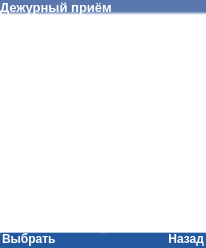
Qt form mainwindow.ui (COOLIRON2311/azart-p) before a commit.
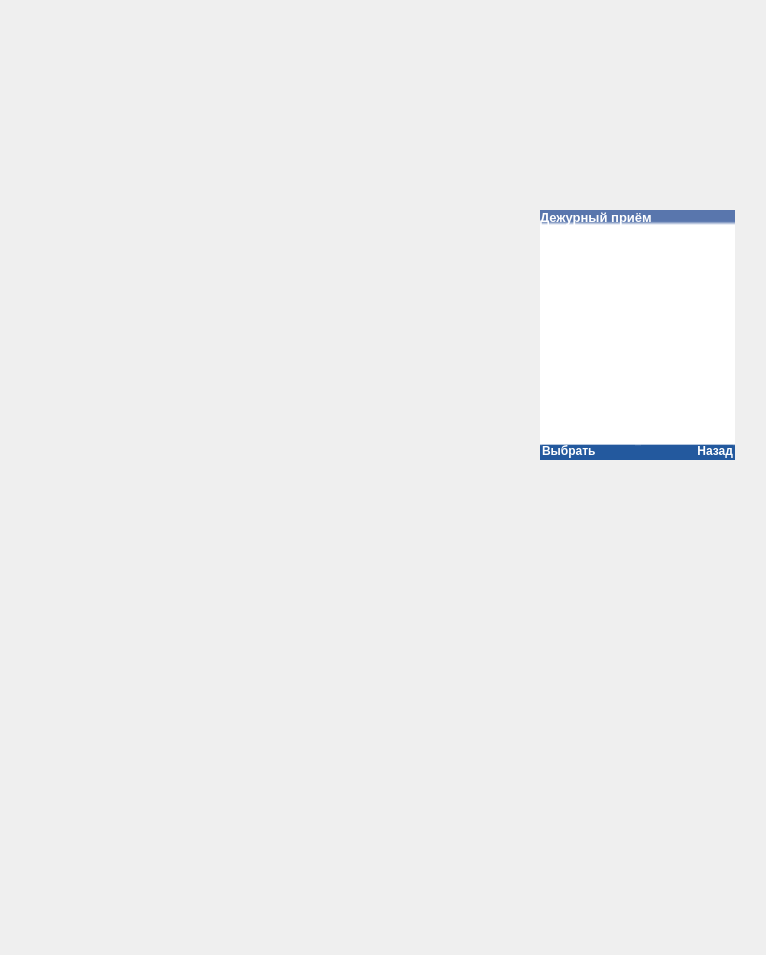
The same form after that commit. The open tabs and pages were chosen to show the change. Icons and pictures are not drawn.

The edit to the form file:
```diff
--- a/mainwindow.ui
+++ b/mainwindow.ui
@@ -6,8 +6,8 @@
    <rect>
     <x>0</x>
     <y>0</y>
-    <width>206</width>
-    <height>248</height>
+    <width>766</width>
+    <height>955</height>
    </rect>
   </property>
   <property name="sizePolicy">
@@ -23,6 +23,18 @@
    <bool>false</bool>
   </property>
   <widget class="QWidget" name="centralWidget">
+   <property name="sizePolicy">
+    <sizepolicy hsizetype="Expanding" vsizetype="Expanding">
+     <horstretch>0</horstretch>
+     <verstretch>0</verstretch>
+    </sizepolicy>
+   </property>
+   <property name="maximumSize">
+    <size>
+     <width>9999</width>
+     <height>9999</height>
+    </size>
+   </property>
    <property name="styleSheet">
     <string notr="true">border: 0</string>
    </property>
@@ -43,7 +55,487 @@
      <number>0</number>
     </property>
     <item>
+     <widget class="QWidget" name="horizontalWidget" native="true">
+      <property name="sizePolicy">
+       <sizepolicy hsizetype="Preferred" vsizetype="Preferred">
+        <horstretch>0</horstretch>
+        <verstretch>0</verstretch>
+       </sizepolicy>
+      </property>
+      <widget class="QWidget" name="leftside" native="true">
+       <property name="geometry">
+        <rect>
+         <x>0</x>
+         <y>0</y>
+         <width>175</width>
+         <height>955</height>
+        </rect>
+       </property>
+       <property name="sizePolicy">
+        <sizepolicy hsizetype="MinimumExpanding" vsizetype="Preferred">
+         <horstretch>0</horstretch>
+         <verstretch>0</verstretch>
+        </sizepolicy>
+       </property>
+       <property name="maximumSize">
+        <size>
+         <width>175</width>
+         <height>960</height>
+        </size>
+       </property>
+       <property name="styleSheet">
+        <string notr="true">image: url(:/resources/left.png)</string>
+       </property>
+       <widget class="QWidget" name="leftside_buttons" native="true">
+        <property name="geometry">
+         <rect>
+          <x>39</x>
+          <y>229</y>
+          <width>121</width>
+          <height>241</height>
+         </rect>
+        </property>
+        <property name="baseSize">
+         <size>
+          <width>0</width>
+          <height>0</height>
+         </size>
+        </property>
+        <property name="styleSheet">
+         <string notr="true">image: none;</string>
+        </property>
+        <widget class="QPushButton" name="talk_button">
+         <property name="geometry">
+          <rect>
+           <x>10</x>
+           <y>0</y>
+           <width>51</width>
+           <height>131</height>
+          </rect>
+         </property>
+         <property name="text">
+          <string/>
+         </property>
+        </widget>
+        <widget class="QPushButton" name="directions_button">
+         <property name="geometry">
+          <rect>
+           <x>10</x>
+           <y>150</y>
+           <width>51</width>
+           <height>81</height>
+          </rect>
+         </property>
+         <property name="text">
+          <string/>
+         </property>
+        </widget>
+       </widget>
+      </widget>
+      <widget class="QWidget" name="frontside" native="true">
+       <property name="geometry">
+        <rect>
+         <x>181</x>
+         <y>0</y>
+         <width>330</width>
+         <height>955</height>
+        </rect>
+       </property>
+       <property name="sizePolicy">
+        <sizepolicy hsizetype="Expanding" vsizetype="Preferred">
+         <horstretch>0</horstretch>
+         <verstretch>0</verstretch>
+        </sizepolicy>
+       </property>
+       <property name="maximumSize">
+        <size>
+         <width>330</width>
+         <height>965</height>
+        </size>
+       </property>
+       <property name="styleSheet">
+        <string notr="true">image: url(:/resources/front.png)</string>
+       </property>
+       <widget class="QWidget" name="buttons_field" native="true">
+        <property name="geometry">
+         <rect>
+          <x>50</x>
+          <y>520</y>
+          <width>231</width>
+          <height>361</height>
+         </rect>
+        </property>
+        <property name="styleSheet">
+         <string notr="true">image: none;</string>
+        </property>
+        <widget class="QPushButton" name="left_arrow">
+         <property name="geometry">
+          <rect>
+           <x>0</x>
+           <y>10</y>
+           <width>57</width>
+           <height>31</height>
+          </rect>
+         </property>
+         <property name="maximumSize">
+          <size>
+           <width>60</width>
+           <height>35</height>
+          </size>
+         </property>
+         <property name="text">
+          <string/>
+         </property>
+        </widget>
+        <widget class="QPushButton" name="up_arrow">
+         <property name="geometry">
+          <rect>
+           <x>90</x>
+           <y>10</y>
+           <width>57</width>
+           <height>31</height>
+          </rect>
+         </property>
+         <property name="maximumSize">
+          <size>
+           <width>60</width>
+           <height>35</height>
+          </size>
+         </property>
+         <property name="text">
+          <string/>
+         </property>
+        </widget>
+        <widget class="QPushButton" name="right_arrow">
+         <property name="geometry">
+          <rect>
+           <x>170</x>
+           <y>10</y>
+           <width>57</width>
+           <height>31</height>
+          </rect>
+         </property>
+         <property name="maximumSize">
+          <size>
+           <width>60</width>
+           <height>35</height>
+          </size>
+         </property>
+         <property name="text">
+          <string/>
+         </property>
+        </widget>
+        <widget class="QPushButton" name="left_tube">
+         <property name="geometry">
+          <rect>
+           <x>0</x>
+           <y>70</y>
+           <width>57</width>
+           <height>31</height>
+          </rect>
+         </property>
+         <property name="maximumSize">
+          <size>
+           <width>60</width>
+           <height>35</height>
+          </size>
+         </property>
+         <property name="text">
+          <string/>
+         </property>
+        </widget>
+        <widget class="QPushButton" name="down_arrow">
+         <property name="geometry">
+          <rect>
+           <x>90</x>
+           <y>70</y>
+           <width>57</width>
+           <height>31</height>
+          </rect>
+         </property>
+         <property name="maximumSize">
+          <size>
+           <width>60</width>
+           <height>35</height>
+          </size>
+         </property>
+         <property name="text">
+          <string/>
+         </property>
+        </widget>
+        <widget class="QPushButton" name="right_tube">
+         <property name="geometry">
+          <rect>
+           <x>170</x>
+           <y>70</y>
+           <width>57</width>
+           <height>31</height>
+          </rect>
+         </property>
+         <property name="maximumSize">
+          <size>
+           <width>60</width>
+           <height>35</height>
+          </size>
+         </property>
+         <property name="text">
+          <string/>
+         </property>
+        </widget>
+        <widget class="QPushButton" name="number_1">
+         <property name="geometry">
+          <rect>
+           <x>0</x>
+           <y>140</y>
+           <width>57</width>
+           <height>31</height>
+          </rect>
+         </property>
+         <property name="maximumSize">
+          <size>
+           <width>60</width>
+           <height>35</height>
+          </size>
+         </property>
+         <property name="text">
+          <string/>
+         </property>
+        </widget>
+        <widget class="QPushButton" name="number_2">
+         <property name="geometry">
+          <rect>
+           <x>90</x>
+           <y>140</y>
+           <width>57</width>
+           <height>31</height>
+          </rect>
+         </property>
+         <property name="maximumSize">
+          <size>
+           <width>60</width>
+           <height>35</height>
+          </size>
+         </property>
+         <property name="text">
+          <string/>
+         </property>
+        </widget>
+        <widget class="QPushButton" name="number_3">
+         <property name="geometry">
+          <rect>
+           <x>170</x>
+           <y>140</y>
+           <width>57</width>
+           <height>31</height>
+          </rect>
+         </property>
+         <property name="maximumSize">
+          <size>
+           <width>60</width>
+           <height>35</height>
+          </size>
+         </property>
+         <property name="text">
+          <string/>
+         </property>
+        </widget>
+        <widget class="QPushButton" name="number_6">
+         <property name="geometry">
+          <rect>
+           <x>170</x>
+           <y>200</y>
+           <width>57</width>
+           <height>31</height>
+          </rect>
+         </property>
+         <property name="maximumSize">
+          <size>
+           <width>60</width>
+           <height>35</height>
+          </size>
+         </property>
+         <property name="text">
+          <string/>
+         </property>
+        </widget>
+        <widget class="QPushButton" name="number_5">
+         <property name="geometry">
+          <rect>
+           <x>90</x>
+           <y>200</y>
+           <width>57</width>
+           <height>31</height>
+          </rect>
+         </property>
+         <property name="maximumSize">
+          <size>
+           <width>60</width>
+           <height>35</height>
+          </size>
+         </property>
+         <property name="text">
+          <string/>
+         </property>
+        </widget>
+        <widget class="QPushButton" name="number_4">
+         <property name="geometry">
+          <rect>
+           <x>0</x>
+           <y>200</y>
+           <width>57</width>
+           <height>31</height>
+          </rect>
+         </property>
+         <property name="maximumSize">
+          <size>
+           <width>60</width>
+           <height>35</height>
+          </size>
+         </property>
+         <property name="text">
+          <string/>
+         </property>
+        </widget>
+        <widget class="QPushButton" name="number_9">
+         <property name="geometry">
+          <rect>
+           <x>170</x>
+           <y>260</y>
+           <width>57</width>
+           <height>31</height>
+          </rect>
+         </property>
+         <property name="maximumSize">
+          <size>
+           <width>60</width>
+           <height>35</height>
+          </size>
+         </property>
+         <property name="text">
+          <string/>
+         </property>
+        </widget>
+        <widget class="QPushButton" name="number_7">
+         <property name="geometry">
+          <rect>
+           <x>0</x>
+           <y>260</y>
+           <width>57</width>
+           <height>31</height>
+          </rect>
+         </property>
+         <property name="maximumSize">
+          <size>
+           <width>60</width>
+           <height>35</height>
+          </size>
+         </property>
+         <property name="text">
+          <string/>
+         </property>
+        </widget>
+        <widget class="QPushButton" name="number_8">
+         <property name="geometry">
+          <rect>
+           <x>90</x>
+           <y>260</y>
+           <width>57</width>
+           <height>31</height>
+          </rect>
+         </property>
+         <property name="maximumSize">
+          <size>
+           <width>60</width>
+           <height>35</height>
+          </size>
+         </property>
+         <property name="text">
+          <string/>
+         </property>
+        </widget>
+        <widget class="QPushButton" name="number_0">
+         <property name="geometry">
+          <rect>
+           <x>90</x>
+           <y>320</y>
+           <width>57</width>
+           <height>31</height>
+          </rect>
+         </property>
+         <property name="maximumSize">
+          <size>
+           <width>60</width>
+           <height>35</height>
+          </size>
+         </property>
+         <property name="text">
+          <string/>
+         </property>
+        </widget>
+        <widget class="QPushButton" name="multiply">
+         <property name="geometry">
+          <rect>
+           <x>0</x>
+           <y>320</y>
+           <width>57</width>
+           <height>31</height>
+          </rect>
+         </property>
+         <property name="maximumSize">
+          <size>
+           <width>60</width>
+           <height>35</height>
+          </size>
+         </property>
+         <property name="text">
+          <string/>
+         </property>
+        </widget>
+        <widget class="QPushButton" name="grid">
+         <property name="geometry">
+          <rect>
+           <x>170</x>
+           <y>320</y>
+           <width>57</width>
+           <height>31</height>
+          </rect>
+         </property>
+         <property name="maximumSize">
+          <size>
+           <width>60</width>
+           <height>35</height>
+          </size>
+         </property>
+         <property name="text">
+          <string/>
+         </property>
+        </widget>
+       </widget>
+      </widget>
      <widget class="QStackedWidget" name="mainPages">
+       <property name="geometry">
+        <rect>
+         <x>540</x>
+         <y>210</y>
+         <width>195</width>
+         <height>250</height>
+        </rect>
+       </property>
+       <property name="sizePolicy">
+        <sizepolicy hsizetype="Preferred" vsizetype="Preferred">
+         <horstretch>0</horstretch>
+         <verstretch>0</verstretch>
+        </sizepolicy>
+       </property>
+       <property name="maximumSize">
+        <size>
+         <width>195</width>
+         <height>250</height>
+        </size>
+       </property>
+       <property name="styleSheet">
+        <string notr="true">image: none;</string>
+       </property>
       <property name="frameShape">
        <enum>QFrame::NoFrame</enum>
       </property>
@@ -51,7 +543,7 @@
        <number>1</number>
       </property>
       <property name="currentIndex">
-       <number>8</number>
+        <number>0</number>
       </property>
       <widget class="QWidget" name="service_menu_page">
        <layout class="QVBoxLayout" name="verticalLayout_10">
@@ -59,7 +551,7 @@
          <number>0</number>
         </property>
         <property name="sizeConstraint">
-         <enum>QLayout::SetMaximumSize</enum>
+          <enum>QLayout::SetDefaultConstraint</enum>
         </property>
         <property name="leftMargin">
          <number>0</number>
@@ -118,30 +610,7 @@
            </widget>
           </item>
           <item>
-           <widget class="QListWidget" name="service_menu_list">
-            <property name="sizePolicy">
-             <sizepolicy hsizetype="Expanding" vsizetype="Expanding">
-              <horstretch>0</horstretch>
-              <verstretch>0</verstretch>
-             </sizepolicy>
-            </property>
-            <property name="maximumSize">
-             <size>
-              <width>206</width>
-              <height>16777215</height>
-             </size>
-            </property>
-            <property name="font">
-             <font>
-              <weight>75</weight>
-              <bold>true</bold>
-             </font>
-            </property>
-            <property name="styleSheet">
-             <string notr="true">color: rgb(133, 165, 200);
-</string>
-            </property>
-           </widget>
+            <widget class="QListWidget" name="service_menu_list"/>
           </item>
           <item>
            <widget class="QWidget" name="horizontalWidget_3" native="true">
@@ -176,20 +645,39 @@
               <number>2</number>
              </property>
              <item>
-              <widget class="QLabel" name="label_16">
+               <widget class="QPushButton" name="service_menu_left">
                <property name="font">
                 <font>
                  <weight>75</weight>
                  <bold>true</bold>
                 </font>
                </property>
+                <property name="layoutDirection">
+                 <enum>Qt::LeftToRight</enum>
+                </property>
+                <property name="autoFillBackground">
+                 <bool>false</bool>
+                </property>
+                <property name="styleSheet">
+                 <string notr="true">color: rgb(255, 255, 255);
+text-align:left;</string>
+                </property>
                <property name="text">
                 <string>Выбрать</string>
                </property>
+                <property name="autoDefault">
+                 <bool>false</bool>
+                </property>
+                <property name="default">
+                 <bool>false</bool>
+                </property>
+                <property name="flat">
+                 <bool>false</bool>
+                </property>
               </widget>
              </item>
              <item>
-              <widget class="QPushButton" name="service_menu_back">
+               <widget class="QPushButton" name="service_menu_right">
                <property name="font">
                 <font>
                  <weight>75</weight>
@@ -3327,6 +3815,7 @@
          </widget>
         </item>
        </layout>
+       </widget>
       </widget>
      </widget>
     </item>
```
Lines whose indentation alone changed are shown as unchanged.
